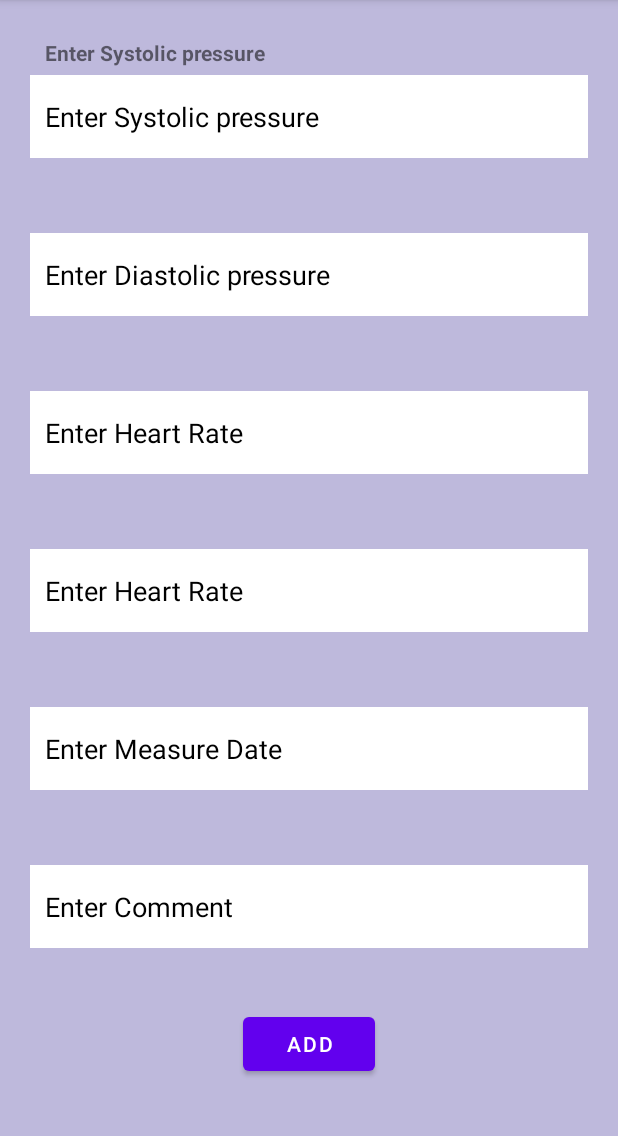
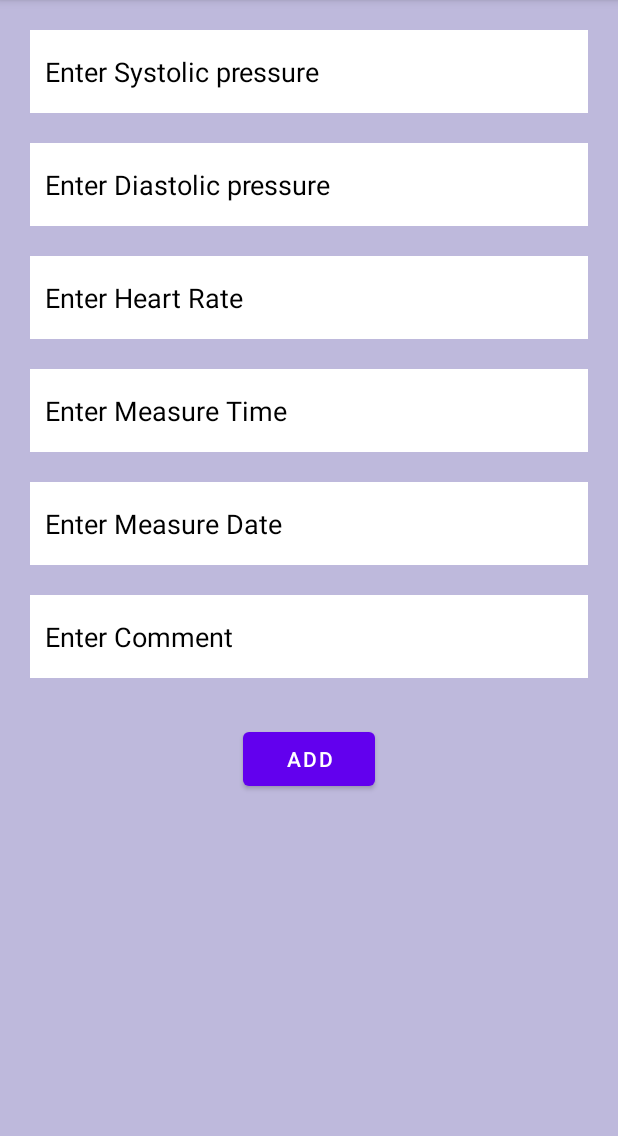
Before and after one commit to MEHEDY-HASSAN/CardiacRecorder, an Android app: the AddActivity screen opened directly, with no data from a screen before it, on a phone screen of 412 x 824 dp, the part 84-1220 px from its top. Run offline under Robolectric (Android 15) with nearby library versions, the phone set to English and light mode, and no system bars; our stand-ins replace Firebase (no records; nobody signed in at launch, a user with empty details on screens opened directly); Roboto replaces fonts that are not available here.

Commit message:
all done

```diff
--- a/app/src/main/res/layout/activity_add.xml
+++ b/app/src/main/res/layout/activity_add.xml
@@ -30,7 +30,7 @@
         android:paddingLeft="10dp"
         android:layout_marginLeft="20dp"
         android:layout_marginRight="20dp"
-        android:layout_marginTop="50dp"
+        android:layout_marginTop="20dp"
         android:background="@color/white"
         android:paddingTop="15dp"
         android:paddingBottom="15dp">
@@ -47,7 +47,7 @@
         android:paddingLeft="10dp"
         android:layout_marginLeft="20dp"
         android:layout_marginRight="20dp"
-        android:layout_marginTop="50dp"
+        android:layout_marginTop="20dp"
         android:background="@color/white"
         android:paddingTop="15dp"
         android:paddingBottom="15dp">
@@ -64,7 +64,7 @@
         android:paddingLeft="10dp"
         android:layout_marginLeft="20dp"
         android:layout_marginRight="20dp"
-        android:layout_marginTop="50dp"
+        android:layout_marginTop="20dp"
         android:background="@color/white"
         android:paddingTop="15dp"
         android:paddingBottom="15dp">
@@ -75,13 +75,13 @@
         android:layout_height="wrap_content"
         android:layout_below="@id/Add_Enter_Heart_Rate"
         android:id="@+id/ADD_Enter_Measure_Time"
-        android:hint="Enter Heart Rate"
+        android:hint="Enter Measure Time"
         android:textColor="#000000"
         android:textColorHint="#000000"
         android:paddingLeft="10dp"
         android:layout_marginLeft="20dp"
         android:layout_marginRight="20dp"
-        android:layout_marginTop="50dp"
+        android:layout_marginTop="20dp"
         android:background="@color/white"
         android:paddingTop="15dp"
         android:paddingBottom="15dp">
@@ -98,7 +98,7 @@
         android:paddingLeft="10dp"
         android:layout_marginLeft="20dp"
         android:layout_marginRight="20dp"
-        android:layout_marginTop="50dp"
+        android:layout_marginTop="20dp"
         android:background="@color/white"
         android:paddingTop="15dp"
         android:paddingBottom="15dp">
@@ -117,7 +117,7 @@
         android:paddingLeft="10dp"
         android:layout_marginLeft="20dp"
         android:layout_marginRight="20dp"
-        android:layout_marginTop="50dp"
+        android:layout_marginTop="20dp"
         android:background="@color/white"
         >
     </EditText>
@@ -128,7 +128,7 @@
         android:layout_below="@id/ADD_Enter_Comment"
         android:layout_centerHorizontal="true"
         android:text="ADD"
-        android:layout_marginTop="40dp"
+        android:layout_marginTop="30dp"
         android:id="@+id/ADD_ADDButton"
         >
     </Button>
--- a/app/src/main/res/layout/record_item.xml
+++ b/app/src/main/res/layout/record_item.xml
@@ -5,7 +5,7 @@
     xmlns:app="http://schemas.android.com/apk/res-auto"
     app:cardElevation="8dp"
     app:cardCornerRadius="8dp"
-    android:layout_margin="16dp"
+    android:layout_margin="12dp"
     android:background="@color/white"
     android:id="@+id/record_card_view"
     >
```
Also changed, not shown: 1 other file.
